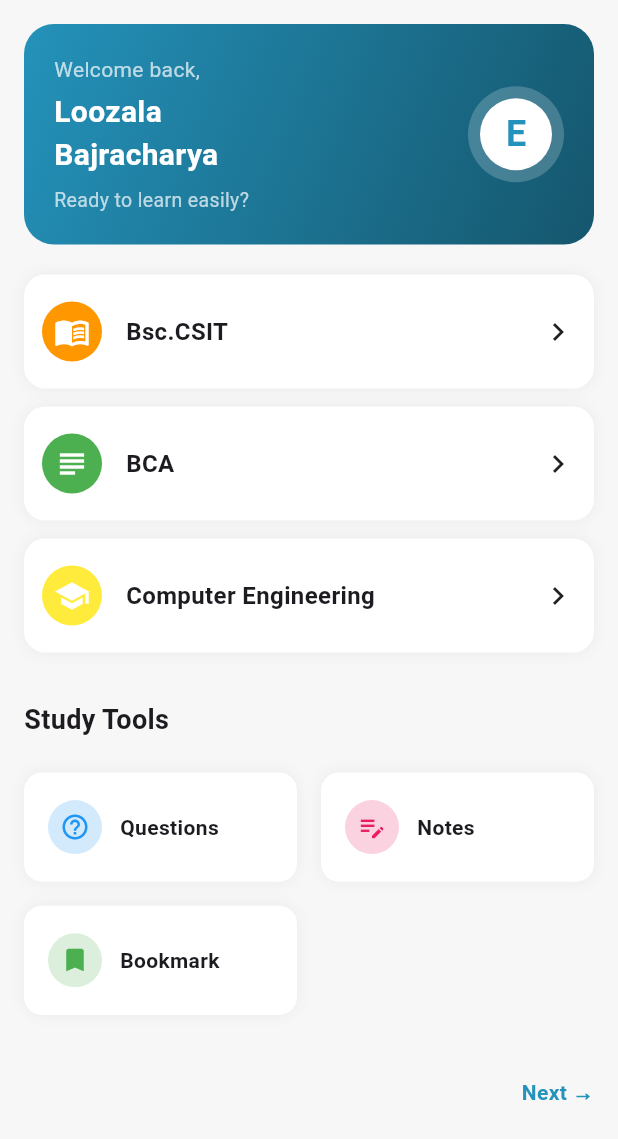
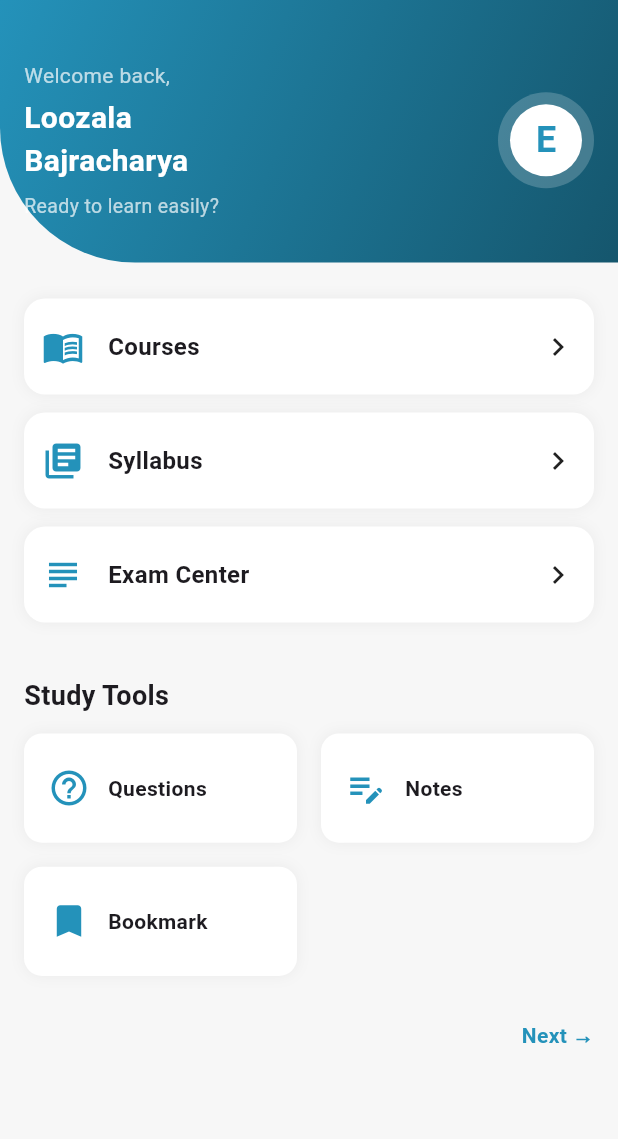
Before and after one commit to loozala/flutter_easy_explanation, a Flutter app: the HomePage screen opened directly, on a phone screen of 412 x 824 dp. Shown: the top 1139 px of the screen. Run offline on Flutter 3.47's test engine with Material 3 defaults, Android fonts, the phone set to English and light mode, and no system bars; project files that could hold a hidden picture were left out.

Commit message:
main page and nec page

```diff
--- a/lib/home_page.dart
+++ b/lib/home_page.dart
@@ -9,22 +9,24 @@ class HomePage extends StatelessWidget {
   Widget build(BuildContext context) {
     return Scaffold(
       backgroundColor: const Color(0xffF7F7F7),
-      body: SafeArea(
-        child: SingleChildScrollView(
-          padding: const EdgeInsets.all(16),
+      body: SingleChildScrollView(
+        padding: EdgeInsets.zero, // top header is full width
         child: Column(
           crossAxisAlignment: CrossAxisAlignment.start,
           children: [
-              /// WELCOME CARD
+            /// 🔵 FULL TOP HEADER (NO SIDE PADDING)
             Container(
-                padding: const EdgeInsets.all(20),
-                decoration: BoxDecoration(
-                  gradient: const LinearGradient(
+              width: double.infinity,
+              padding: const EdgeInsets.fromLTRB(16, 40, 16, 28),
+              decoration: const BoxDecoration(
+                gradient: LinearGradient(
                   colors: [Color(0xff2492ba), Color(0xff15566d)],
                   begin: Alignment.topLeft,
                   end: Alignment.bottomRight,
                 ),
-                  borderRadius: BorderRadius.circular(20),
+                borderRadius: BorderRadius.only(
+                  bottomLeft: Radius.circular(90),
+                ),
               ),
               child: Row(
                 children: [
@@ -34,10 +36,7 @@ class HomePage extends StatelessWidget {
                       children: const [
                         Text(
                           "Welcome back,",
-                            style: TextStyle(
-                              color: Colors.white70,
-                              fontSize: 14,
-                            ),
+                          style: TextStyle(color: Colors.white70, fontSize: 14),
                         ),
                         SizedBox(height: 4),
                         Text(
@@ -51,10 +50,7 @@ class HomePage extends StatelessWidget {
                         SizedBox(height: 6),
                         Text(
                           "Ready to learn easily?",
-                            style: TextStyle(
-                              color: Colors.white70,
-                              fontSize: 13,
-                            ),
+                          style: TextStyle(color: Colors.white70, fontSize: 13),
                         ),
                       ],
                     ),
@@ -79,14 +75,19 @@ class HomePage extends StatelessWidget {
               ),
             ),
 
-              const SizedBox(height: 20),
+            const SizedBox(height: 24),
 
-              /// LIST ITEMS
+            /// 📦 REST OF CONTENT WITH SIDE PADDING 16
+            Padding(
+              padding: const EdgeInsets.symmetric(horizontal: 16),
+              child: Column(
+                crossAxisAlignment: CrossAxisAlignment.start,
+                children: [
+                  ///  COURSE LIST
                   _menuTile(
                     context: context,
                     icon: Icons.menu_book,
-                color: Colors.orange,
-                title: "Bsc.CSIT",
+                    title: "Courses",
                     onTap: () {
                       Navigator.push(
                         context,
@@ -99,19 +100,17 @@ class HomePage extends StatelessWidget {
 
                   _menuTile(
                     context: context,
-                icon: Icons.subject,
-                color: Colors.green,
-                title: "BCA",
+                    icon: Icons.library_books,
+                    title: "Syllabus",
                   ),
 
                   _menuTile(
                     context: context,
-                icon: Icons.school,
-                color: Colors.yellow,
-                title: "Computer Engineering",
+                    icon: Icons.subject,
+                    title: "Exam Center",
                   ),
 
-              const SizedBox(height: 20),
+                  const SizedBox(height: 24),
 
                   /// STUDY TOOLS
                   const Text(
@@ -127,39 +126,28 @@ class HomePage extends StatelessWidget {
                     physics: const NeverScrollableScrollPhysics(),
                     mainAxisSpacing: 16,
                     crossAxisSpacing: 16,
-                padding: const EdgeInsets.only(top: 10, bottom: 30),
+                    padding: const EdgeInsets.only(bottom: 30),
                     childAspectRatio: 2.5,
                     children: const [
-                  _ToolCard(
-                    icon: Icons.help_outline,
-                    color: Colors.blue,
-                    title: "Questions",
-                  ),
-                  _ToolCard(
-                    icon: Icons.edit_note,
-                    color: Colors.pink,
-                    title: "Notes",
-                  ),
-                  _ToolCard(
-                    icon: Icons.bookmark,
-                    color: Colors.green,
-                    title: "Bookmark",
-                  ),
+                      _ToolCard(icon: Icons.help_outline, title: "Questions"),
+                      _ToolCard(icon: Icons.edit_note, title: "Notes"),
+                      _ToolCard(icon: Icons.bookmark, title: "Bookmark"),
                     ],
                   ),
 
+                  /// ➡️ NEXT
                   Align(
                     alignment: Alignment.centerRight,
                     child: GestureDetector(
                       onTap: () {
                         Navigator.push(
                           context,
-                      MaterialPageRoute(builder: (context) => const AboutUs()),
+                          MaterialPageRoute(
+                            builder: (context) => const AboutUs(),
+                          ),
                         );
                       },
-                  child: const Padding(
-                    padding: EdgeInsets.only(top: 12),
-                    child: Text(
+                      child: const Text(
                         "Next →",
                         style: TextStyle(
                           fontSize: 14,
@@ -169,19 +157,19 @@ class HomePage extends StatelessWidget {
                       ),
                     ),
                   ),
+                ],
+              ),
             ),
           ],
-          ),
         ),
       ),
     );
   }
 
-  /// MENU TILE WIDGET
+  /// MENU TILE
   Widget _menuTile({
     required BuildContext context,
     required IconData icon,
-    required Color color,
     required String title,
     VoidCallback? onTap,
   }) {
@@ -200,10 +188,7 @@ class HomePage extends StatelessWidget {
         ),
         child: Row(
           children: [
-            CircleAvatar(
-              backgroundColor: color,
-              child: Icon(icon, color: Colors.white),
-            ),
+            Icon(icon, color: const Color(0xff2492BA), size: 28),
             const SizedBox(width: 16),
             Expanded(
               child: Text(
@@ -225,14 +210,9 @@ class HomePage extends StatelessWidget {
 /// STUDY TOOL CARD
 class _ToolCard extends StatelessWidget {
   final IconData icon;
-  final Color color;
   final String title;
 
-  const _ToolCard({
-    required this.icon,
-    required this.color,
-    required this.title,
-  });
+  const _ToolCard({required this.icon, required this.title});
 
   @override
   Widget build(BuildContext context) {
@@ -247,11 +227,7 @@ class _ToolCard extends StatelessWidget {
       ),
       child: Row(
         children: [
-          CircleAvatar(
-            radius: 18,
-            backgroundColor: color.withOpacity(0.2),
-            child: Icon(icon, color: color, size: 20),
-          ),
+          Icon(icon, color: const Color(0xff2492BA), size: 28),
           const SizedBox(width: 12),
           Text(
             title,
--- a/lib/landing_page_2.dart
+++ b/lib/landing_page_2.dart
@@ -23,7 +23,7 @@ class LandingPage2 extends StatelessWidget {
               /// MAIN CONTENT
               Column(
                 children: [
-                  const SizedBox(height: 60),
+                  const SizedBox(height: 100),
 
                   /// LOGO
                   Container(
--- a/lib/landing_page_3.dart
+++ b/lib/landing_page_3.dart
@@ -22,7 +22,7 @@ class LandingPage3 extends StatelessWidget {
               /// MAIN CONTENT
               Column(
                 children: [
-                  const SizedBox(height: 120),
+                  const SizedBox(height: 150),
 
                   /// LOGO
                   Container(
@@ -48,7 +48,7 @@ class LandingPage3 extends StatelessWidget {
                     ),
                   ),
 
-                  const Spacer(),
+                  const SizedBox(height: 150),
 
                   /// GOOGLE SIGN IN BUTTON
                   Padding(
--- a/lib/landing_page_4.dart
+++ b/lib/landing_page_4.dart
@@ -102,14 +102,14 @@ class LandingPage4 extends StatelessWidget {
         width: double.infinity,
         alignment: Alignment.center,
         decoration: BoxDecoration(
-          color: const Color(0xffF7F5FF),
+          color: const Color(0xffffffff),
           borderRadius: BorderRadius.circular(20),
         ),
         child: Text(
           title,
           style: const TextStyle(
             color: Color(0xff2492ba),
-            fontSize: 18,
+            fontSize: 20,
             fontWeight: FontWeight.bold,
           ),
         ),
```
Also changed, not shown: lib/landing_page.dart (+93 -24 lines), lib/notes.dart (+14 -9 lines). Lines whose indentation alone changed are shown as unchanged.
